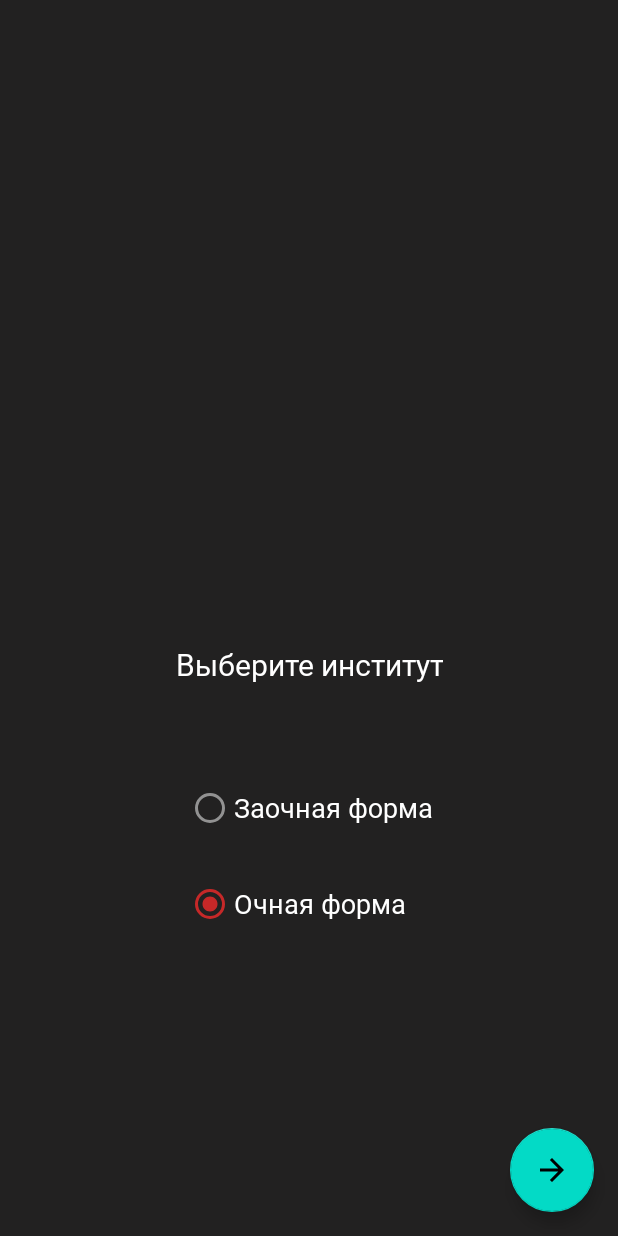
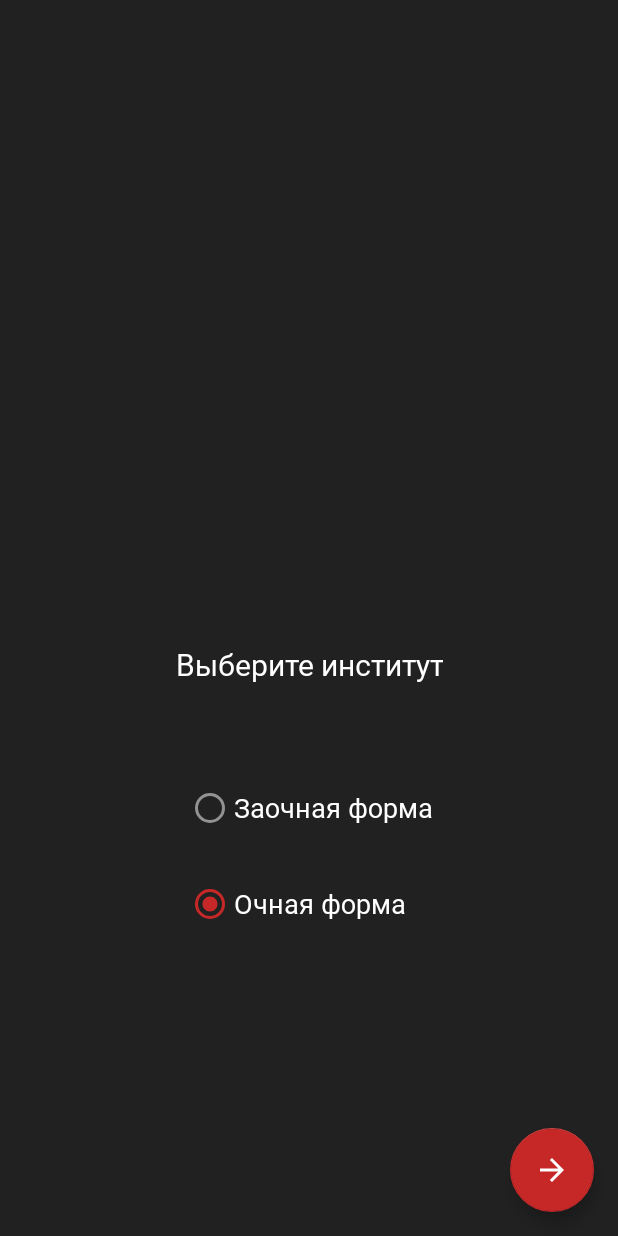
Before and after one commit to steelahhh/IUT-Timetable, an Android app: the screen it shows after launch (RootActivity), on a phone screen of 412 x 824 dp. Run offline under Robolectric (Android 15) with nearby library versions, the phone set to English and light mode, and no system bars; our stand-ins replace Dagger/Hilt's generated code, Timber; libraries missing offline, so code that uses them is left out: com.squareup.leakcanary; 1 statement that could not run was skipped.

Commit message:
Better theming

```diff
--- a/app/src/main/java/com/alefimenko/iuttimetable/core/base/BaseActivity.kt
+++ b/app/src/main/java/com/alefimenko/iuttimetable/core/base/BaseActivity.kt
@@ -1,17 +1,14 @@
 package com.alefimenko.iuttimetable.core.base
 
 import android.annotation.SuppressLint
+import android.os.Build
 import android.os.Bundle
-import android.os.SystemClock
+import android.util.TypedValue
 import android.view.MenuItem
+import android.view.View
 import androidx.appcompat.app.AppCompatActivity
-import androidx.appcompat.app.AppCompatDelegate
-import androidx.appcompat.widget.Toolbar
-import androidx.lifecycle.ViewModel
-import androidx.lifecycle.ViewModelProvider
-import androidx.lifecycle.ViewModelProviders
+import androidx.core.content.ContextCompat
 import com.alefimenko.iuttimetable.R
-import com.alefimenko.iuttimetable.util.changeToolbarFont
 import com.alefimenko.iuttimetable.util.createBinder
 
 /*
@@ -48,23 +45,34 @@ abstract class BaseActivity : AppCompatActivity() {
         }
     }
 
-    protected inline fun debouncedAction(action: () -> Unit) {
-        if (SystemClock.elapsedRealtime() - lastClickTime < 2000) {
-            return
+    fun updateNavigationColor() {
+        val typedValueAttr = TypedValue()
+        theme.resolveAttribute(R.attr.background_color, typedValueAttr, true)
+        val color = ContextCompat.getColor(this, typedValueAttr.resourceId)
+        val darkColor = ContextCompat.getColor(this, R.color.backgroundDark)
+        val isDark = color == darkColor
+
+        var newNavigationColor = color
+
+        if (Build.VERSION.SDK_INT >= Build.VERSION_CODES.LOLLIPOP) {
+            window.apply {
+                statusBarColor = color
+                if (Build.VERSION.SDK_INT >= Build.VERSION_CODES.O && !isDark) {
+                    var flags = decorView.systemUiVisibility
+                    flags = flags xor View.SYSTEM_UI_FLAG_LIGHT_NAVIGATION_BAR
+                    decorView.systemUiVisibility = flags
+                } else {
+                    newNavigationColor = ContextCompat.getColor(
+                        this@BaseActivity,
+                        if (isDark) {
+                            R.color.backgroundDark
+                        } else {
+                            android.R.color.black
+                        }
+                    )
+                }
+                navigationBarColor = newNavigationColor
+            }
         }
-        lastClickTime = SystemClock.elapsedRealtime()
-        action()
-    }
-
-    fun setupToolbar(homeAsUp: Boolean = false) {
-        val toolbar = findViewById<Toolbar>(R.id.toolbar)
-
-        if (toolbar != null) {
-            setSupportActionBar(toolbar)
-
-            toolbar.changeToolbarFont()
-        }
-
-        supportActionBar?.setDisplayHomeAsUpEnabled(homeAsUp)
     }
 }
--- a/app/src/main/java/com/alefimenko/iuttimetable/core/base/BaseFragment.kt
+++ b/app/src/main/java/com/alefimenko/iuttimetable/core/base/BaseFragment.kt
@@ -1,5 +1,7 @@
 package com.alefimenko.iuttimetable.core.base
 
+import android.os.Bundle
+import android.view.View
 import androidx.fragment.app.Fragment
 import com.alefimenko.iuttimetable.util.createBinder
 
@@ -8,5 +10,17 @@ import com.alefimenko.iuttimetable.util.createBinder
  */
 
 open class BaseFragment: Fragment() {
+
     val bind = createBinder()
+
+    override fun onViewCreated(view: View, savedInstanceState: Bundle?) {
+        (requireActivity() as BaseActivity).updateNavigationColor()
+        super.onViewCreated(view, savedInstanceState)
+    }
+
+    override fun onDestroyView() {
+        super.onDestroyView()
+        bind.resetViews()
+    }
+
 }
--- a/app/src/main/res/values-night/styles.xml
+++ b/app/src/main/res/values-night/styles.xml
@@ -4,11 +4,15 @@
         <item name="colorPrimary">@color/primary</item>
         <item name="colorPrimaryDark">@color/primary</item>
         <item name="colorAccent">@color/accent</item>
+        <item name="colorSecondary">@color/accent</item>
+        <item name="colorOnSecondary">#FFF</item>
         <item name="android:windowBackground">@color/backgroundDark</item>
         <item name="background_color">@color/backgroundDark</item>
         <item name="android:textColorPrimary">@color/white</item>
         <item name="android:statusBarColor" tools:targetApi="lollipop">@color/backgroundDark</item>
         <item name="android:windowLightStatusBar" tools:targetApi="m">false</item>
+        <item name="android:navigationBarColor" tools:targetApi="lollipop">@color/backgroundDark</item>
+        <item name="android:windowLightNavigationBar" tools:targetApi="o_mr1">false</item>
 
         <item name="md_font_title">@font/manrope_bold</item>
         <item name="md_font_body">@font/manrope_regular</item>
--- a/app/src/main/res/values-v21/styles.xml
+++ b/app/src/main/res/values-v21/styles.xml
@@ -1,21 +1,5 @@
 <?xml version="1.0" encoding="utf-8"?>
 <resources>
-    <style name="AppTheme" parent="Theme.MaterialComponents.Light.NoActionBar">
-        <item name="colorPrimary">@color/primary</item>
-        <item name="colorPrimaryDark">@color/primary</item>
-        <item name="colorAccent">@color/accent</item>
-        <item name="android:windowBackground">@color/backgroundDark</item>
-        <item name="background_color">@color/backgroundLight</item>
-        <item name="android:textColorPrimary">@color/black</item>
-        <item name="android:statusBarColor">@color/backgroundDark</item>
-
-        <item name="md_font_title">@font/manrope_bold</item>
-        <item name="md_font_body">@font/manrope_regular</item>
-        <item name="md_font_button">@font/manrope_semibold</item>
-        <item name="md_background_color">@color/backgroundLight</item>
-        <item name="md_corner_radius">8dp</item>
-    </style>
-
     <style name="MaterialTextButton" parent="Widget.MaterialComponents.Button.TextButton">
         <item name="android:textAppearance">@style/AppText.Larger</item>
         <item name="backgroundTint">@color/transparent</item>
--- a/app/src/main/res/values-v23/styles.xml
+++ b/app/src/main/res/values-v23/styles.xml
@@ -1,22 +1,5 @@
 <?xml version="1.0" encoding="utf-8"?>
 <resources>
-    <style name="AppTheme" parent="Theme.MaterialComponents.Light.NoActionBar">
-        <item name="colorPrimary">@color/primary</item>
-        <item name="colorPrimaryDark">@color/primary</item>
-        <item name="colorAccent">@color/accent</item>
-        <item name="android:windowBackground">@color/backgroundDark</item>
-        <item name="background_color">@color/backgroundLight</item>
-        <item name="android:textColorPrimary">@color/black</item>
-        <item name="android:statusBarColor">@color/backgroundLight</item>
-        <item name="android:windowLightStatusBar">true</item>
-
-        <item name="md_font_title">@font/manrope_bold</item>
-        <item name="md_font_body">@font/manrope_regular</item>
-        <item name="md_font_button">@font/manrope_semibold</item>
-        <item name="md_background_color">@color/backgroundLight</item>
-        <item name="md_corner_radius">8dp</item>
-    </style>
-
     <style name="MaterialTextButton" parent="Widget.MaterialComponents.Button.TextButton">
         <item name="android:textAppearance">@style/AppText.Larger</item>
         <item name="backgroundTint">@color/transparent</item>
--- a/app/src/main/res/values/styles.xml
+++ b/app/src/main/res/values/styles.xml
@@ -4,11 +4,15 @@
         <item name="colorPrimary">@color/primary</item>
         <item name="colorPrimaryDark">@color/primary</item>
         <item name="colorAccent">@color/accent</item>
+        <item name="colorSecondary">@color/accent</item>
+        <item name="colorOnSecondary">#FFF</item>
         <item name="android:windowBackground">@color/backgroundDark</item>
         <item name="background_color">@color/backgroundLight</item>
         <item name="android:textColorPrimary">@color/black</item>
         <item name="android:statusBarColor" tools:targetApi="lollipop">@color/backgroundLight</item>
         <item name="android:windowLightStatusBar" tools:targetApi="m">true</item>
+        <item name="android:navigationBarColor" tools:targetApi="lollipop">@color/backgroundLight</item>
+        <item name="android:windowLightNavigationBar" tools:targetApi="o_mr1">true</item>
 
         <item name="md_font_title">@font/manrope_bold</item>
         <item name="md_font_body">@font/manrope_regular</item>
@@ -25,7 +29,8 @@
     <style name="AppTheme.Splash" parent="AppTheme.NoActionBar">
         <item name="android:statusBarColor" tools:targetApi="lollipop">@color/iutColor</item>
         <item name="android:windowBackground">@drawable/splash</item>
-        <item name="android:windowLightStatusBar" tools:targetApi="m">false</item>
+        <item name="android:navigationBarColor" tools:targetApi="lollipop">@color/iutColor</item>
+        <item name="android:windowLightNavigationBar" tools:targetApi="o_mr1">false</item>
     </style>
 
     <style name="AppText">
--- a/buildSrc/src/main/kotlin/Config.kt
+++ b/buildSrc/src/main/kotlin/Config.kt
@@ -1,3 +1,5 @@
+@file:Suppress("unused")
+
 object ApplicationID {
     const val default = "com.alefimenko.iuttimetable"
     const val develop = "com.alefimenko.iuttimetable.develop"
@@ -10,8 +12,8 @@ object Versions {
     const val appVersionCode = 3000
     const val appVersionName = "2.2.0"
 
-    const val kotlin = "1.3.11"
-    const val androidPlugin = "3.4.0-beta03"
+    const val kotlin = "1.3.21"
+    const val androidPlugin = "3.5.0-alpha03"
 
     const val badoo = "1.1.4"
     const val aac = "2.0.0"
@@ -27,7 +29,7 @@ object Versions {
     const val gson = "2.8.5"
     const val dagger = "2.21"
     const val timber = "4.7.1"
-    const val materialDialogs = "2.0.0-rc3"
+    const val materialDialogs = "2.0.0"
     const val junit = "4.12"
     const val testRunner = "1.1.0"
     const val espresso = "3.1.0"
@@ -37,7 +39,7 @@ object Deps {
     const val appcompat = "androidx.appcompat:appcompat:1.0.2"
     const val androidxCore = "androidx.core:core-ktx:1.0.1"
     const val recyclerView = "androidx.recyclerview:recyclerview:1.0.0"
-    const val material = "com.google.android.material:material:1.0.0"
+    const val material = "com.google.android.material:material:1.1.0-alpha03"
     const val constraint = "androidx.constraintlayout:constraintlayout:1.1.3"
 
     const val multidex = "com.android.support:multidex:1.0.3"
```
